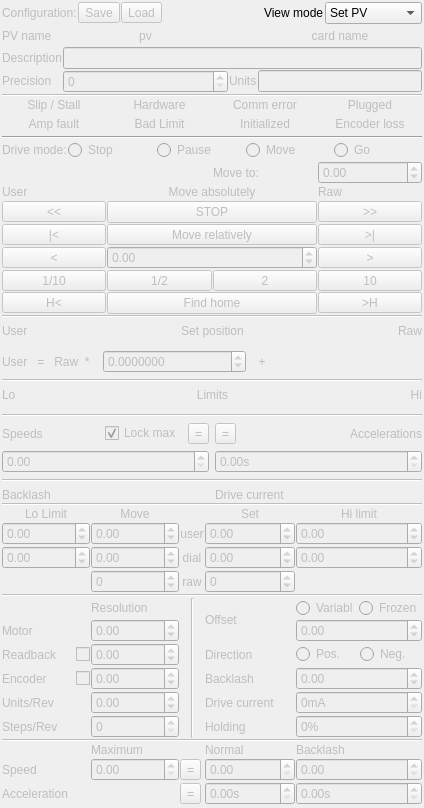
The window that qcamotorgui/qcamotorgui-setup.ui (AustralianSynchrotron/motorcontrol) describes before a commit, drawn with Qt 5.
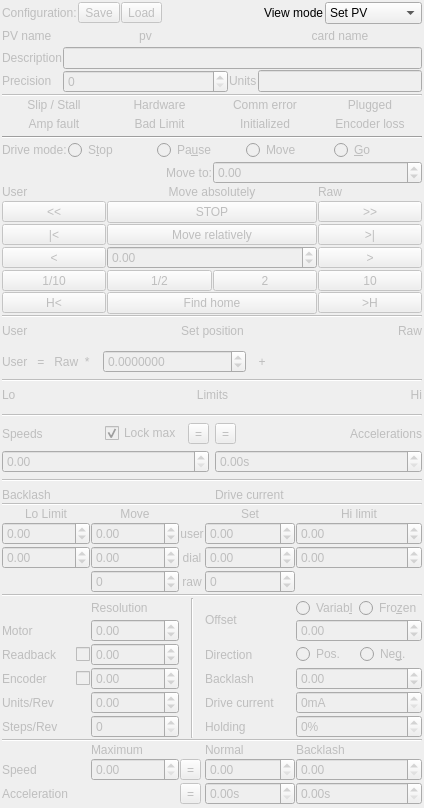
The same window after the commit. Custom widgets are drawn as their Qt base class.

```diff
--- a/qcamotorgui/qcamotorgui-setup.ui
+++ b/qcamotorgui/qcamotorgui-setup.ui
@@ -6,8 +6,8 @@
    <rect>
     <x>0</x>
     <y>0</y>
-    <width>1059</width>
-    <height>1588</height>
+    <width>705</width>
+    <height>979</height>
    </rect>
   </property>
   <property name="sizePolicy">
@@ -777,7 +777,7 @@
             <string>Stop the motor and forget the destination. The motor will not move while in this mode.</string>
            </property>
            <property name="text">
-            <string>Stop</string>
+            <string>S&amp;top</string>
            </property>
            <attribute name="buttonGroup">
             <string notr="true">spmgGroup</string>
@@ -796,7 +796,7 @@
             <string>Stops the motion, but does not reset the destination: you can continue going switching to &quot;Move&quot; or &quot;Go&quot; modes. The motor will not move while in this mode.</string>
            </property>
            <property name="text">
-            <string>Pause</string>
+            <string>Pa&amp;use</string>
            </property>
            <attribute name="buttonGroup">
             <string notr="true">spmgGroup</string>
@@ -834,7 +834,7 @@
             <string>Normal motion mode.</string>
            </property>
            <property name="text">
-            <string>Go</string>
+            <string>&amp;Go</string>
            </property>
            <attribute name="buttonGroup">
             <string notr="true">spmgGroup</string>
@@ -887,13 +887,6 @@
         </layout>
        </widget>
       </item>
-      <item row="2" column="2">
-       <widget class="QLabel" name="absLabel">
-        <property name="text">
-         <string>Move to:</string>
-        </property>
-       </widget>
-      </item>
       <item row="8" column="2">
        <widget class="QToolButton" name="stepM2">
         <property name="sizePolicy">
@@ -966,24 +959,32 @@
         </property>
        </widget>
       </item>
-      <item row="2" column="3">
-       <widget class="QHistoryDSB" name="userVarGoal">
-        <property name="sizePolicy">
-         <sizepolicy hsizetype="Minimum" vsizetype="Fixed">
-          <horstretch>0</horstretch>
-          <verstretch>0</verstretch>
-         </sizepolicy>
-        </property>
-        <property name="toolTip">
-         <string>Move absolutely</string>
-        </property>
-        <property name="minimum">
-         <double>-2147483647.000000000000000</double>
-        </property>
-        <property name="maximum">
-         <double>2147483647.000000000000000</double>
-        </property>
-       </widget>
+      <item row="2" column="0" colspan="4">
+       <layout class="QHBoxLayout" name="horizontalLayout_10">
+        <item>
+         <widget class="QLabel" name="absLabel">
+          <property name="text">
+           <string>Move to:</string>
+          </property>
+          <property name="alignment">
+           <set>Qt::AlignRight|Qt::AlignTrailing|Qt::AlignVCenter</set>
+          </property>
+         </widget>
+        </item>
+        <item>
+         <widget class="QHistoryDSB" name="userVarGoal">
+          <property name="toolTip">
+           <string>Move absolutely</string>
+          </property>
+          <property name="minimum">
+           <double>-2147483647.000000000000000</double>
+          </property>
+          <property name="maximum">
+           <double>2147483647.000000000000000</double>
+          </property>
+         </widget>
+        </item>
+       </layout>
       </item>
      </layout>
     </widget>
@@ -1720,7 +1721,7 @@
            <string>Negative user direction</string>
           </property>
           <property name="text">
-           <string>Neg.</string>
+           <string>Ne&amp;g.</string>
           </property>
           <attribute name="buttonGroup">
            <string notr="true">dirGroup</string>
@@ -2124,7 +2125,7 @@
            <string>Variable offset</string>
           </property>
           <property name="text">
-           <string>Variabl</string>
+           <string>Variab&amp;l</string>
           </property>
           <attribute name="buttonGroup">
            <string notr="true">offGroup</string>
@@ -2137,7 +2138,7 @@
            <string>Frozen offset</string>
           </property>
           <property name="text">
-           <string>Frozen</string>
+           <string>Fro&amp;zen</string>
           </property>
           <attribute name="buttonGroup">
            <string notr="true">offGroup</string>
```
Left out of the diff: 323 changed lines with no effect on the pictures.
